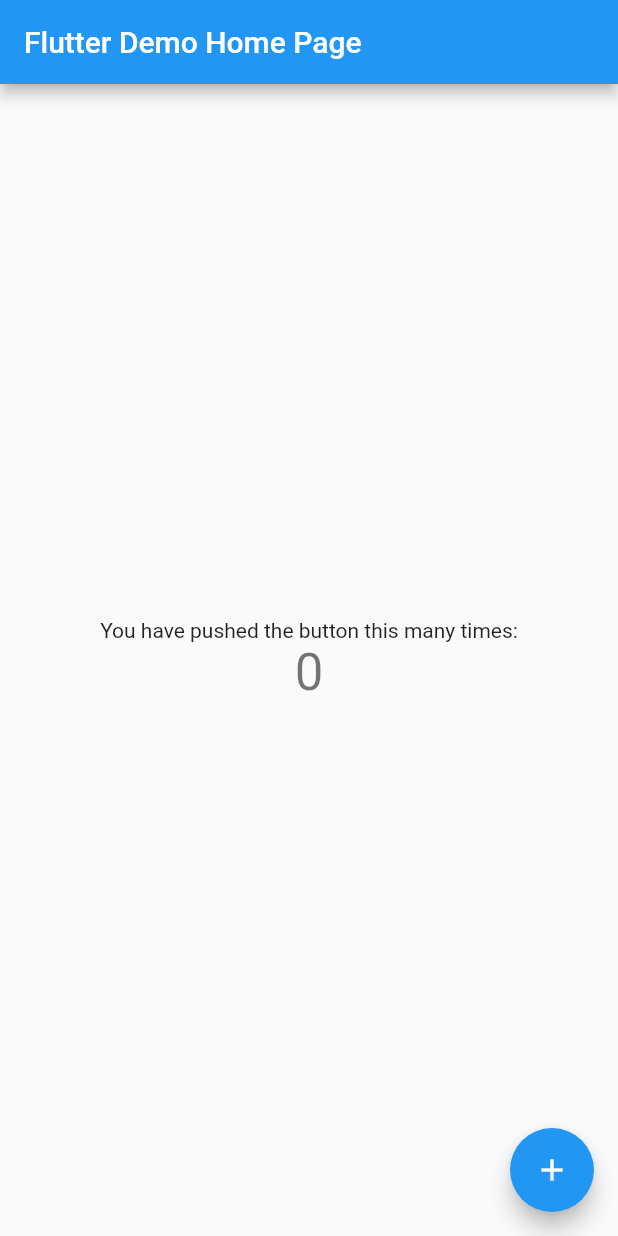
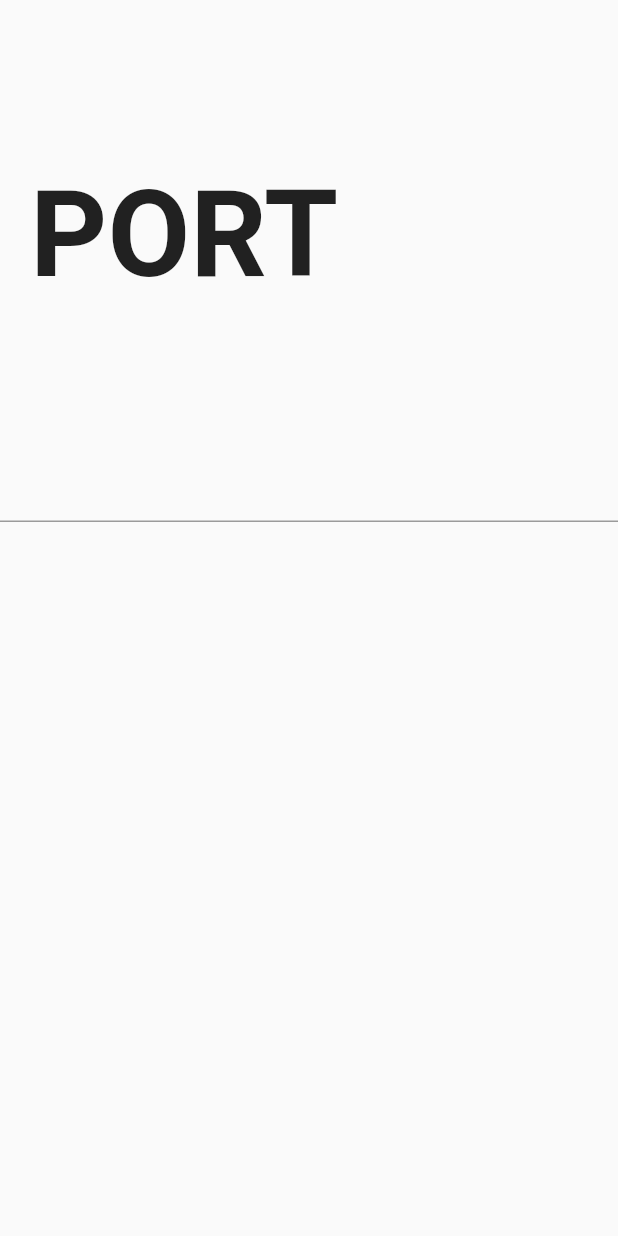
Before and after one commit to usfghost/Port, a Flutter app: the screen it shows after launch, on a phone screen of 412 x 824 dp. Run offline on Flutter 3.47's test engine with Material 2 defaults, Android fonts, the phone set to English and light mode, and no system bars.

Commit message:
Created login page

```diff
--- a/app/lib/main.dart
+++ b/app/lib/main.dart
@@ -11,103 +11,44 @@
     return MaterialApp(
       title: 'Flutter Demo',
       theme: ThemeData(
-        // This is the theme of your application.
-        //
-        // Try running your application with "flutter run". You'll see the
-        // application has a blue toolbar. Then, without quitting the app, try
-        // changing the primarySwatch below to Colors.green and then invoke
-        // "hot reload" (press "r" in the console where you ran "flutter run",
-        // or simply save your changes to "hot reload" in a Flutter IDE).
-        // Notice that the counter didn't reset back to zero; the application
-        // is not restarted.
         primarySwatch: Colors.blue,
       ),
-      home: MyHomePage(title: 'Flutter Demo Home Page'),
+      home: MyHomePage(),
     );
   }
 }
 
 class MyHomePage extends StatefulWidget {
-  MyHomePage({Key key, this.title}) : super(key: key);
-
-  // This widget is the home page of your application. It is stateful, meaning
-  // that it has a State object (defined below) that contains fields that affect
-  // how it looks.
-
-  // This class is the configuration for the state. It holds the values (in this
-  // case the title) provided by the parent (in this case the App widget) and
-  // used by the build method of the State. Fields in a Widget subclass are
-  // always marked "final".
-
-  final String title;
-
   @override
   _MyHomePageState createState() => _MyHomePageState();
 }
 
 class _MyHomePageState extends State<MyHomePage> {
-  int _counter = 0;
-
-  void _incrementCounter() {
-    setState(() {
-      // This call to setState tells the Flutter framework that something has
-      // changed in this State, which causes it to rerun the build method below
-      // so that the display can reflect the updated values. If we changed
-      // _counter without calling setState(), then the build method would not be
-      // called again, and so nothing would appear to happen.
-      _counter++;
-    });
-  }
-
   @override
   Widget build(BuildContext context) {
-    // This method is rerun every time setState is called, for instance as done
-    // by the _incrementCounter method above.
-    //
-    // The Flutter framework has been optimized to make rerunning build methods
-    // fast, so that you can just rebuild anything that needs updating rather
-    // than having to individually change instances of widgets.
     return Scaffold(
-      appBar: AppBar(
-        // Here we take the value from the MyHomePage object that was created by
-        // the App.build method, and use it to set our appbar title.
-        title: Text(widget.title),
+      body: Column(
+        children: <Widget>[
+          Container(
+            child: Stack(
+              children: <Widget>[
+                Container(
+                  padding: EdgeInsets.fromLTRB(20.0, 110.0, 0.0, 0.0),
+                  child: Text('PORT',
+                      style: TextStyle(
+                          fontSize: 80.0, fontWeight: FontWeight.bold)),
+                ),
+                Container(
+                  padding: EdgeInsets.fromLTRB(0, 300.0, 0.0, 0.0),
+                  child: Column(
+                    children: <Widget>[TextField()],
+                  ),
+                )
+              ],
+            ),
+          )
+        ],
       ),
-      body: Center(
-        // Center is a layout widget. It takes a single child and positions it
-        // in the middle of the parent.
-        child: Column(
-          // Column is also a layout widget. It takes a list of children and
-          // arranges them vertically. By default, it sizes itself to fit its
-          // children horizontally, and tries to be as tall as its parent.
-          //
-          // Invoke "debug painting" (press "p" in the console, choose the
-          // "Toggle Debug Paint" action from the Flutter Inspector in Android
-          // Studio, or the "Toggle Debug Paint" command in Visual Studio Code)
-          // to see the wireframe for each widget.
-          //
-          // Column has various properties to control how it sizes itself and
-          // how it positions its children. Here we use mainAxisAlignment to
-          // center the children vertically; the main axis here is the vertical
-          // axis because Columns are vertical (the cross axis would be
-          // horizontal).
-          mainAxisAlignment: MainAxisAlignment.center,
-          children: <Widget>[
-            Text(
-              'You have pushed the button this many times:',
-            ),
-            Text(
-              '$_counter',
-              style: Theme.of(context).textTheme.headline4,
-            ),
-          ],
-        ),
-      ),
-      floatingActionButton: FloatingActionButton(
-        onPressed: _incrementCounter,
-        tooltip: 'Increment',
-        child: Icon(Icons.add),
-      ), // This trailing comma makes auto-formatting nicer for build methods.
     );
   }
 }
```
Also changed, not shown: app/lib/signup.dart (added), 1 other file.
